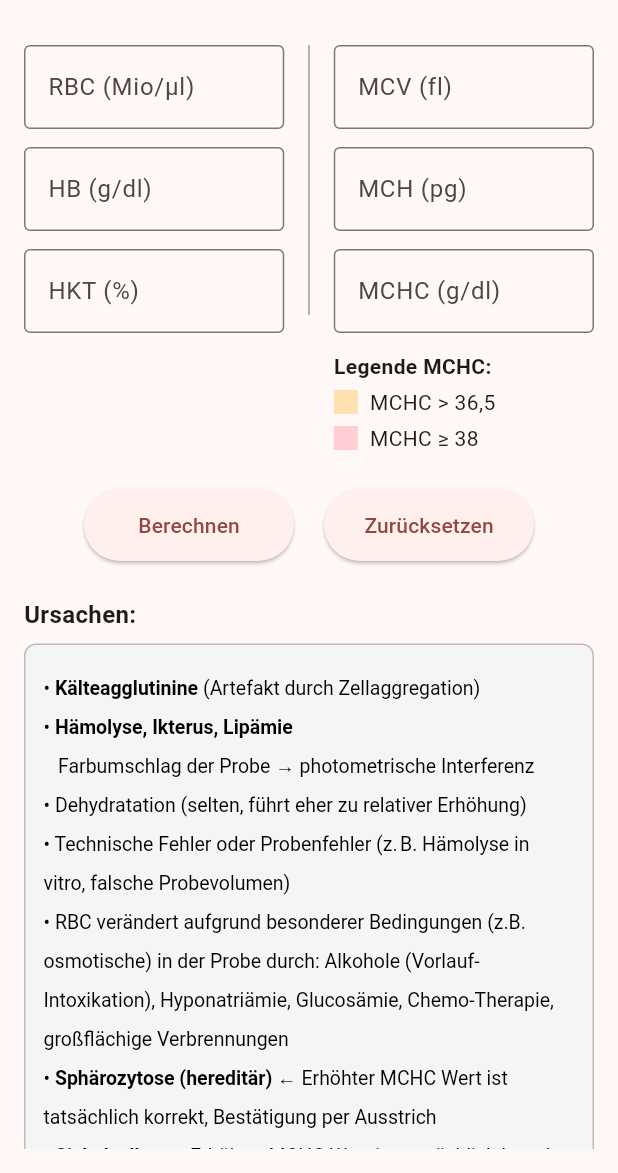
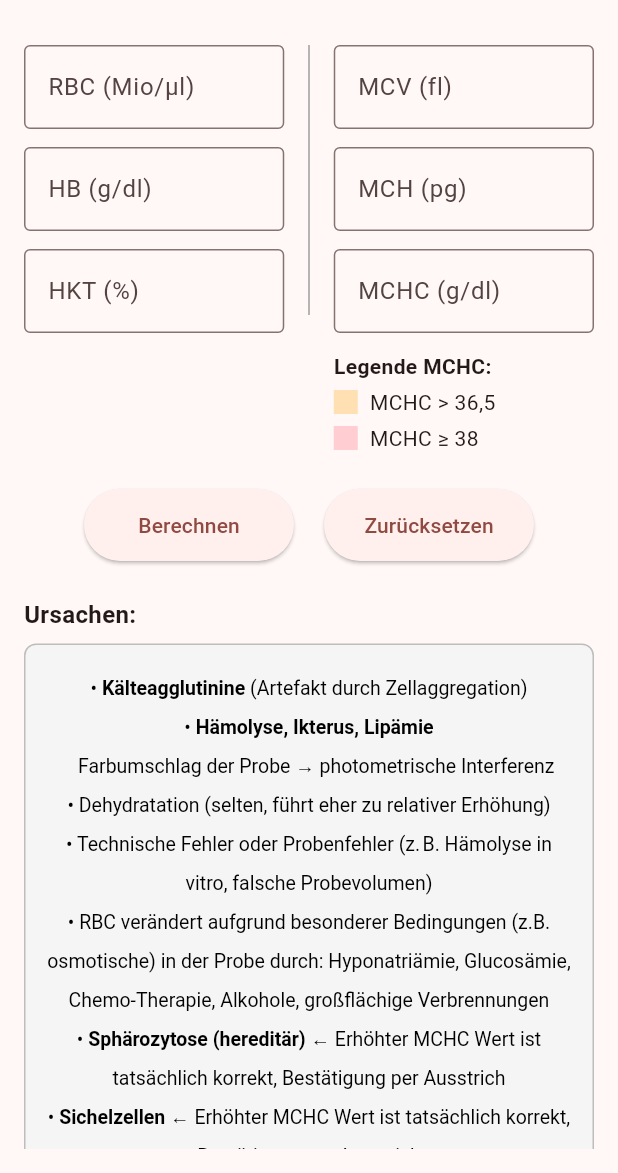
Before and after one commit to Sierra-Bravo-ger/CBC-Calc, a Flutter app: the screen it shows after launch, on a phone screen of 412 x 824 dp, the part 63-1236 px from its top. Run offline on Flutter 3.47's test engine with Material 3 defaults, Android fonts, the phone set to English and light mode, and no system bars.

Commit message:
modified:   lib/main.dart

```diff
--- a/lib/main.dart
+++ b/lib/main.dart
@@ -121,6 +121,7 @@ Widget _buildInfoBox() {
               color: Colors.grey.shade100,
             ),
             child: RichText(
+              textAlign: TextAlign.center,
               text: const TextSpan(
                 style: TextStyle(fontSize: 13, color: Colors.black, height: 2),
                 children: [
@@ -132,7 +133,7 @@ Widget _buildInfoBox() {
                   TextSpan(text: '   Farbumschlag der Probe → photometrische Interferenz\n'),
                   TextSpan(text: '• Dehydratation (selten, führt eher zu relativer Erhöhung)\n'),
                   TextSpan(text: '• Technische Fehler oder Probenfehler (z. B. Hämolyse in vitro, falsche Probevolumen)\n'),
-                  TextSpan(text: '• RBC verändert aufgrund besonderer Bedingungen (z.B. osmotische) in der Probe durch: Alkohole (Vorlauf-Intoxikation), Hyponatriämie, Glucosämie, Chemo-Therapie, großflächige Verbrennungen\n'),
+                  TextSpan(text: '• RBC verändert aufgrund besonderer Bedingungen (z.B. osmotische) in der Probe durch: Hyponatriämie, Glucosämie, Chemo-Therapie, Alkohole, großflächige Verbrennungen\n'),
                   TextSpan(text: '• '),
                   TextSpan(text: 'Sphärozytose (hereditär)', style: TextStyle(fontWeight: FontWeight.bold)),
                   TextSpan(text: ' ← Erhöhter MCHC Wert ist tatsächlich korrekt, Bestätigung per Ausstrich\n'),
@@ -158,8 +159,9 @@ Widget _buildInfoBox() {
               color: Colors.grey.shade100,
             ),
             child: RichText(
+              textAlign: TextAlign.center,
               text: const TextSpan(
-                style: TextStyle(fontSize: 13, color: Colors.black, height: 1.5),
+                style: TextStyle(fontSize: 13, color: Colors.black, height: 2),
                 children: [
                   TextSpan(text: '• Kälteagglutinine ausschließen\n'),
                   TextSpan(text: '    → Probe bis zu 1h bei 37°C erwärmen und warm messen\n'),
```
